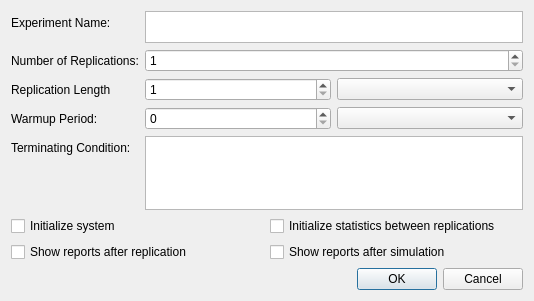
Above: source/applications/gui/qt/GenesysQtGUI/dialogsimulationconfigure.ui from vits-hugs/Genesys-Simulator before the change. Below: the same form after it.
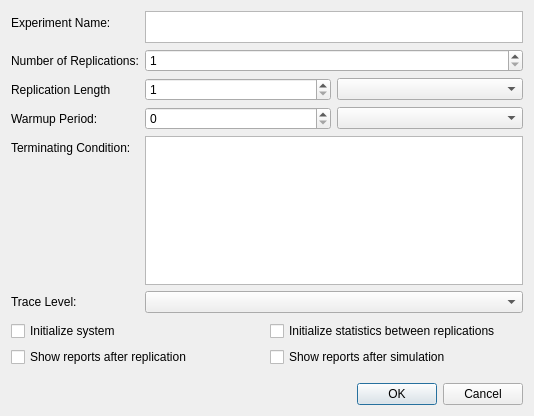
That is the form after the change.

What changed in the file:
```diff
--- a/source/applications/gui/qt/GenesysQtGUI/dialogsimulationconfigure.ui
+++ b/source/applications/gui/qt/GenesysQtGUI/dialogsimulationconfigure.ui
@@ -10,7 +10,7 @@
     <x>0</x>
     <y>0</y>
     <width>534</width>
-    <height>301</height>
+    <height>416</height>
    </rect>
   </property>
   <property name="windowTitle">
@@ -19,6 +19,12 @@
   <layout class="QVBoxLayout" name="verticalLayout">
    <item>
     <layout class="QFormLayout" name="formLayout">
+     <property name="leftMargin">
+      <number>0</number>
+     </property>
+     <property name="bottomMargin">
+      <number>2</number>
+     </property>
      <item row="0" column="0">
       <widget class="QLabel" name="label">
        <property name="text">
@@ -139,6 +145,16 @@
        </item>
       </layout>
      </item>
+     <item row="6" column="0">
+      <widget class="QLabel" name="label_6">
+       <property name="text">
+        <string>Trace Level:</string>
+       </property>
+      </widget>
+     </item>
+     <item row="6" column="1">
+      <widget class="QComboBox" name="comboBox_3"/>
+     </item>
     </layout>
    </item>
    <item>
@@ -177,6 +193,19 @@
      </item>
     </layout>
    </item>
+   <item>
+    <layout class="QHBoxLayout" name="horizontalLayout_5" stretch="">
+     <property name="leftMargin">
+      <number>0</number>
+     </property>
+     <property name="topMargin">
+      <number>10</number>
+     </property>
+     <property name="bottomMargin">
+      <number>0</number>
+     </property>
+    </layout>
+   </item>
    <item>
     <widget class="QDialogButtonBox" name="buttonBox">
      <property name="orientation">
```
